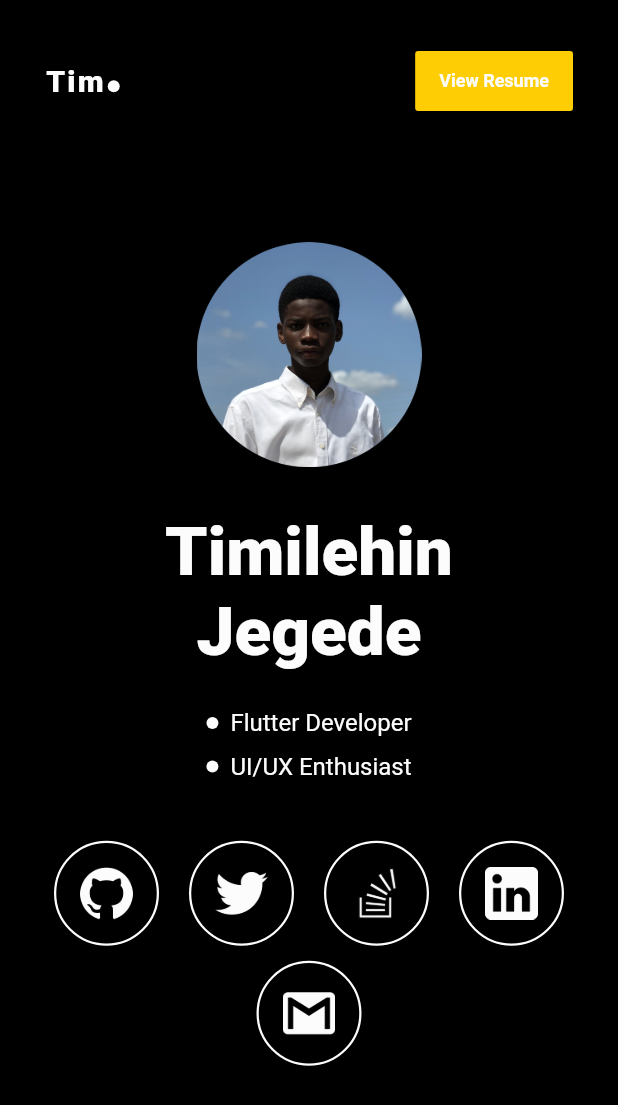
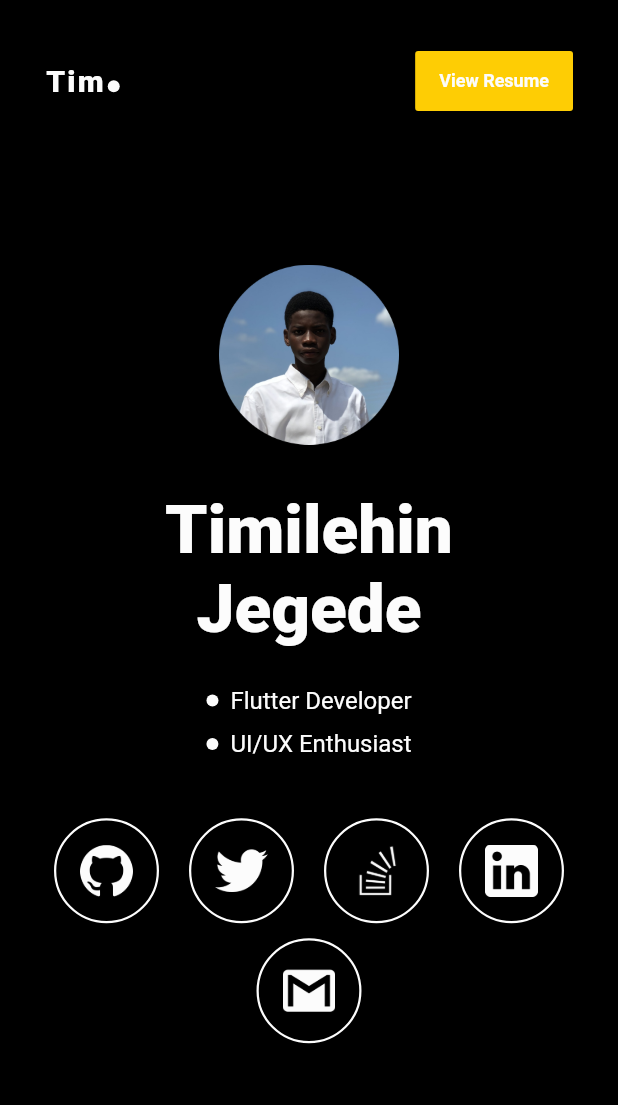
Before and after one commit to timilehinjegede/portfolio, a Flutter app: the screen it shows after launch, on a phone screen of 412 x 824 dp. Shown: the top 1105 px of the screen. Run offline on Flutter 3.47's test engine with Material 2 defaults, Android fonts, the phone set to English and light mode, and no system bars.

Commit message:
chore: minor updates and improvements 🥺.

```diff
--- a/lib/ui/views/home/home_screen.dart
+++ b/lib/ui/views/home/home_screen.dart
@@ -63,8 +63,8 @@ class _AboutSection extends StatelessWidget {
       crossAxisAlignment: CrossAxisAlignment.center,
       children: [
         Container(
-          height: 150,
-          width: 150,
+          height: ResponsiveUtil.isMobile(context) ? 120 : 150,
+          width: ResponsiveUtil.isMobile(context) ? 120 : 150,
           decoration: BoxDecoration(
             image: DecorationImage(
               image: AssetImage(avatar),
```
Also changed, not shown: 1 other file.
